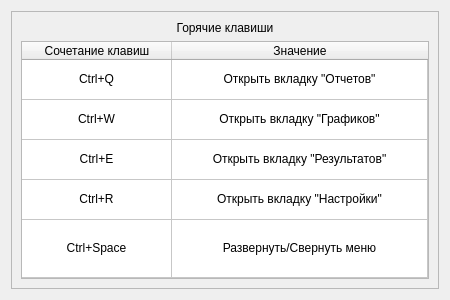
Qt form pages/Setting/keywords.ui (Glebuc/pyside6-tst) before a commit.
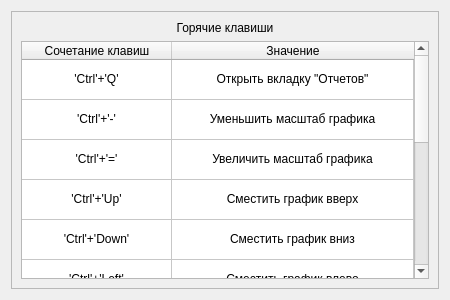
The same form after that commit.

```diff
--- a/pages/Setting/keywords.ui
+++ b/pages/Setting/keywords.ui
@@ -63,7 +63,7 @@
          <bool>false</bool>
         </property>
         <property name="rowCount">
-         <number>5</number>
+         <number>12</number>
         </property>
         <attribute name="horizontalHeaderMinimumSectionSize">
          <number>100</number>
@@ -103,6 +103,41 @@
           <string/>
          </property>
         </row>
+        <row>
+         <property name="text">
+          <string/>
+         </property>
+        </row>
+        <row>
+         <property name="text">
+          <string/>
+         </property>
+        </row>
+        <row>
+         <property name="text">
+          <string/>
+         </property>
+        </row>
+        <row>
+         <property name="text">
+          <string/>
+         </property>
+        </row>
+        <row>
+         <property name="text">
+          <string/>
+         </property>
+        </row>
+        <row>
+         <property name="text">
+          <string/>
+         </property>
+        </row>
+        <row>
+         <property name="text">
+          <string/>
+         </property>
+        </row>
         <row/>
         <column>
          <property name="text">
@@ -110,9 +145,9 @@
          </property>
          <property name="background">
           <color alpha="0">
-           <red>0</red>
-           <green>0</green>
-           <blue>0</blue>
+           <red>255</red>
+           <green>255</green>
+           <blue>255</blue>
           </color>
          </property>
         </column>
@@ -122,15 +157,15 @@
          </property>
          <property name="background">
           <color alpha="0">
-           <red>0</red>
-           <green>0</green>
-           <blue>0</blue>
+           <red>255</red>
+           <green>255</green>
+           <blue>255</blue>
           </color>
          </property>
         </column>
         <item row="0" column="0">
          <property name="text">
-          <string>Ctrl+Q</string>
+          <string>'Ctrl'+'Q'</string>
          </property>
          <property name="textAlignment">
           <set>AlignCenter</set>
@@ -146,7 +181,7 @@
         </item>
         <item row="1" column="0">
          <property name="text">
-          <string>Ctrl+W</string>
+          <string>'Ctrl'+'-'</string>
          </property>
          <property name="textAlignment">
           <set>AlignCenter</set>
@@ -154,7 +189,7 @@
         </item>
         <item row="1" column="1">
          <property name="text">
-          <string>Открыть вкладку &quot;Графиков&quot;</string>
+          <string>Уменьшить масштаб графика</string>
          </property>
          <property name="textAlignment">
           <set>AlignCenter</set>
@@ -162,7 +197,7 @@
         </item>
         <item row="2" column="0">
          <property name="text">
-          <string>Ctrl+E</string>
+          <string>'Ctrl'+'='</string>
          </property>
          <property name="textAlignment">
           <set>AlignCenter</set>
@@ -170,7 +205,7 @@
         </item>
         <item row="2" column="1">
          <property name="text">
-          <string>Открыть вкладку &quot;Результатов&quot;</string>
+          <string>Увеличить масштаб графика</string>
          </property>
          <property name="textAlignment">
           <set>AlignCenter</set>
@@ -178,7 +213,7 @@
         </item>
         <item row="3" column="0">
          <property name="text">
-          <string>Ctrl+R</string>
+          <string>'Ctrl'+'Up'</string>
          </property>
          <property name="textAlignment">
           <set>AlignCenter</set>
@@ -186,7 +221,7 @@
         </item>
         <item row="3" column="1">
          <property name="text">
-          <string>Открыть вкладку &quot;Настройки&quot;</string>
+          <string>Сместить график вверх</string>
          </property>
          <property name="textAlignment">
           <set>AlignCenter</set>
@@ -194,13 +229,125 @@
         </item>
         <item row="4" column="0">
          <property name="text">
-          <string>Ctrl+Space</string>
+          <string>'Ctrl'+'Down'</string>
          </property>
          <property name="textAlignment">
           <set>AlignCenter</set>
          </property>
         </item>
         <item row="4" column="1">
+         <property name="text">
+          <string>Сместить график вниз</string>
+         </property>
+         <property name="textAlignment">
+          <set>AlignCenter</set>
+         </property>
+        </item>
+        <item row="5" column="0">
+         <property name="text">
+          <string>'Ctrl'+'Left'</string>
+         </property>
+         <property name="textAlignment">
+          <set>AlignCenter</set>
+         </property>
+        </item>
+        <item row="5" column="1">
+         <property name="text">
+          <string>Сместить график влево</string>
+         </property>
+         <property name="textAlignment">
+          <set>AlignCenter</set>
+         </property>
+        </item>
+        <item row="6" column="0">
+         <property name="text">
+          <string>'Ctrl'+'Right'</string>
+         </property>
+         <property name="textAlignment">
+          <set>AlignCenter</set>
+         </property>
+        </item>
+        <item row="6" column="1">
+         <property name="text">
+          <string>Сместить график вправо</string>
+         </property>
+         <property name="textAlignment">
+          <set>AlignCenter</set>
+         </property>
+        </item>
+        <item row="7" column="0">
+         <property name="text">
+          <string>'Ctrl'+'S'</string>
+         </property>
+         <property name="textAlignment">
+          <set>AlignCenter</set>
+         </property>
+        </item>
+        <item row="7" column="1">
+         <property name="text">
+          <string>Сохранить график/значения таблицы</string>
+         </property>
+         <property name="textAlignment">
+          <set>AlignCenter</set>
+         </property>
+        </item>
+        <item row="8" column="0">
+         <property name="text">
+          <string>'Ctrl'+'W'</string>
+         </property>
+         <property name="textAlignment">
+          <set>AlignCenter</set>
+         </property>
+        </item>
+        <item row="8" column="1">
+         <property name="text">
+          <string>Открыть вкладку &quot;Графиков&quot;</string>
+         </property>
+         <property name="textAlignment">
+          <set>AlignCenter</set>
+         </property>
+        </item>
+        <item row="9" column="0">
+         <property name="text">
+          <string>'Ctrl'+'E'</string>
+         </property>
+         <property name="textAlignment">
+          <set>AlignCenter</set>
+         </property>
+        </item>
+        <item row="9" column="1">
+         <property name="text">
+          <string>Открыть вкладку &quot;Результатов&quot;</string>
+         </property>
+         <property name="textAlignment">
+          <set>AlignCenter</set>
+         </property>
+        </item>
+        <item row="10" column="0">
+         <property name="text">
+          <string>'Ctrl'+'R'</string>
+         </property>
+         <property name="textAlignment">
+          <set>AlignCenter</set>
+         </property>
+        </item>
+        <item row="10" column="1">
+         <property name="text">
+          <string>Открыть вкладку &quot;Настройки&quot;</string>
+         </property>
+         <property name="textAlignment">
+          <set>AlignCenter</set>
+         </property>
+        </item>
+        <item row="11" column="0">
+         <property name="text">
+          <string>Ctrl+'Space'</string>
+         </property>
+         <property name="textAlignment">
+          <set>AlignCenter</set>
+         </property>
+        </item>
+        <item row="11" column="1">
          <property name="text">
           <string>Развернуть/Свернуть меню</string>
          </property>
```
